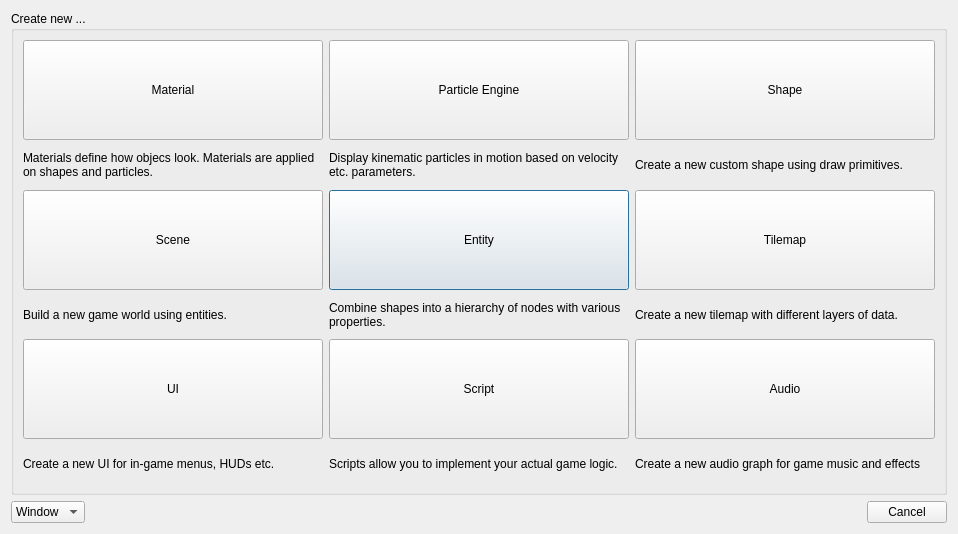
Above: editor/gui/dlgnew.ui from ensisoft/detonator before the change. Below: the same form after it.
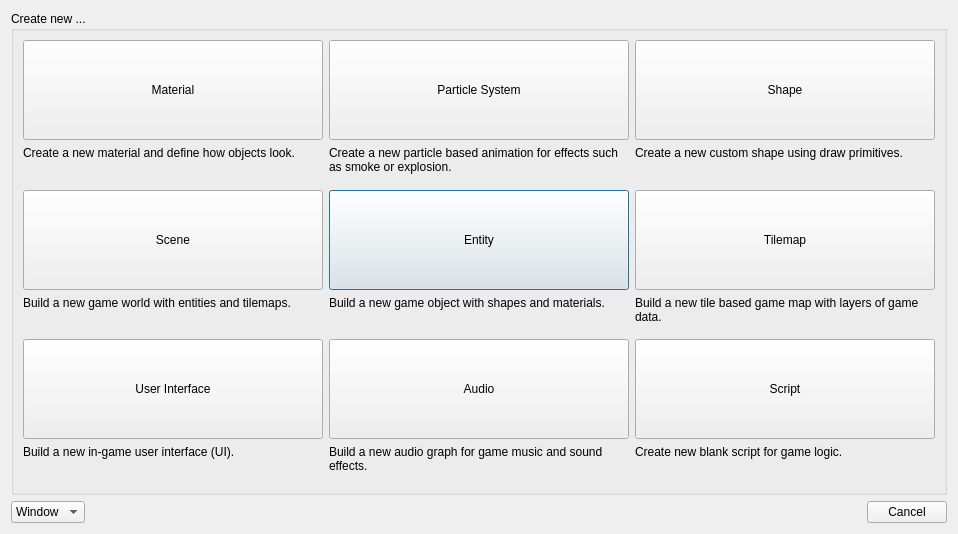
That is the form after the change. Icons and pictures are not drawn.

Commit message:
Update some UI actions with new icons and texts
Update some UI actions with new icons and texts.

```diff
--- a/editor/gui/dlgnew.ui
+++ b/editor/gui/dlgnew.ui
@@ -6,7 +6,7 @@
    <rect>
     <x>0</x>
     <y>0</y>
-    <width>924</width>
+    <width>936</width>
     <height>534</height>
    </rect>
   </property>
@@ -64,7 +64,10 @@
         <item>
          <widget class="QLabel" name="label_5">
           <property name="text">
-           <string>Combine shapes into a hierarchy of nodes with various properties.</string>
+           <string>Build a new game object with shapes and materials.</string>
+          </property>
+          <property name="alignment">
+           <set>Qt::AlignLeading|Qt::AlignLeft|Qt::AlignTop</set>
           </property>
           <property name="wordWrap">
            <bool>true</bool>
@@ -76,7 +79,7 @@
       <item row="4" column="1">
        <layout class="QVBoxLayout" name="verticalLayout_7">
         <item>
-         <widget class="QPushButton" name="btnScript">
+         <widget class="QPushButton" name="btnAudio">
           <property name="sizePolicy">
            <sizepolicy hsizetype="Minimum" vsizetype="Fixed">
             <horstretch>0</horstretch>
@@ -96,18 +99,30 @@
            </size>
           </property>
           <property name="text">
-           <string>Script</string>
+           <string>Audio</string>
           </property>
           <property name="icon">
            <iconset resource="../resource/resource.qrc">
-            <normaloff>:/16x16_ico_png/script.png</normaloff>:/16x16_ico_png/script.png</iconset>
+            <normaloff>:/32x32_ico_png/audio.png</normaloff>:/32x32_ico_png/audio.png</iconset>
+          </property>
+          <property name="iconSize">
+           <size>
+            <width>32</width>
+            <height>32</height>
+           </size>
+          </property>
+          <property name="shortcut">
+           <string>Ctrl+S, Ctrl+R, Ctrl+S</string>
           </property>
          </widget>
         </item>
         <item>
          <widget class="QLabel" name="label_3">
           <property name="text">
-           <string>Scripts allow you to implement your actual game logic.</string>
+           <string>Build a new audio graph for game music and sound effects.</string>
+          </property>
+          <property name="alignment">
+           <set>Qt::AlignLeading|Qt::AlignLeft|Qt::AlignTop</set>
           </property>
           <property name="wordWrap">
            <bool>true</bool>
@@ -162,7 +177,10 @@
            </sizepolicy>
           </property>
           <property name="text">
-           <string>Materials define how objecs look. Materials are applied on shapes and particles.</string>
+           <string>Create a new material and define how objects look.</string>
+          </property>
+          <property name="alignment">
+           <set>Qt::AlignLeading|Qt::AlignLeft|Qt::AlignTop</set>
           </property>
           <property name="wordWrap">
            <bool>true</bool>
@@ -194,18 +212,27 @@
            </size>
           </property>
           <property name="text">
-           <string>Particle Engine</string>
+           <string>Particle System</string>
           </property>
           <property name="icon">
            <iconset resource="../resource/resource.qrc">
-            <normaloff>:/16x16_ico_png/particle.png</normaloff>:/16x16_ico_png/particle.png</iconset>
+            <normaloff>:/32x32_ico_png/particle.png</normaloff>:/32x32_ico_png/particle.png</iconset>
+          </property>
+          <property name="iconSize">
+           <size>
+            <width>32</width>
+            <height>32</height>
+           </size>
           </property>
          </widget>
         </item>
         <item>
          <widget class="QLabel" name="label_2">
           <property name="text">
-           <string>Display kinematic particles in motion based on velocity etc. parameters.</string>
+           <string>Create a new particle based animation for effects such as smoke or explosion.</string>
+          </property>
+          <property name="alignment">
+           <set>Qt::AlignLeading|Qt::AlignLeft|Qt::AlignTop</set>
           </property>
           <property name="wordWrap">
            <bool>true</bool>
@@ -248,7 +275,10 @@
         <item>
          <widget class="QLabel" name="label_6">
           <property name="text">
-           <string>Build a new game world using entities.</string>
+           <string>Build a new game world with entities and tilemaps.</string>
+          </property>
+          <property name="alignment">
+           <set>Qt::AlignLeading|Qt::AlignLeft|Qt::AlignTop</set>
           </property>
           <property name="wordWrap">
            <bool>true</bool>
@@ -291,7 +321,10 @@
         <item>
          <widget class="QLabel" name="label_10">
           <property name="text">
-           <string>Create a new tilemap with different layers of data.</string>
+           <string>Build a new tile based game map with layers of game data.</string>
+          </property>
+          <property name="alignment">
+           <set>Qt::AlignLeading|Qt::AlignLeft|Qt::AlignTop</set>
           </property>
           <property name="wordWrap">
            <bool>true</bool>
@@ -323,18 +356,30 @@
            </size>
           </property>
           <property name="text">
-           <string>UI</string>
+           <string>User Interface</string>
           </property>
           <property name="icon">
            <iconset resource="../resource/resource.qrc">
-            <normaloff>:/16x16_ico_png/ui.png</normaloff>:/16x16_ico_png/ui.png</iconset>
+            <normaloff>:/32x32_ico_png/ui.png</normaloff>:/32x32_ico_png/ui.png</iconset>
+          </property>
+          <property name="iconSize">
+           <size>
+            <width>32</width>
+            <height>32</height>
+           </size>
+          </property>
+          <property name="shortcut">
+           <string/>
           </property>
          </widget>
         </item>
         <item>
          <widget class="QLabel" name="label_8">
           <property name="text">
-           <string>Create a new UI for in-game menus, HUDs etc.</string>
+           <string>Build a new in-game user interface (UI).</string>
+          </property>
+          <property name="alignment">
+           <set>Qt::AlignLeading|Qt::AlignLeft|Qt::AlignTop</set>
           </property>
           <property name="wordWrap">
            <bool>true</bool>
@@ -346,7 +391,7 @@
       <item row="4" column="2">
        <layout class="QVBoxLayout" name="verticalLayout_9">
         <item>
-         <widget class="QPushButton" name="btnAudio">
+         <widget class="QPushButton" name="btnScript">
           <property name="sizePolicy">
            <sizepolicy hsizetype="Minimum" vsizetype="Fixed">
             <horstretch>0</horstretch>
@@ -366,18 +411,30 @@
            </size>
           </property>
           <property name="text">
-           <string>Audio</string>
+           <string>Script</string>
           </property>
           <property name="icon">
            <iconset resource="../resource/resource.qrc">
-            <normaloff>:/16x16_ico_png/audio.png</normaloff>:/16x16_ico_png/audio.png</iconset>
+            <normaloff>:/32x32_ico_png/script.png</normaloff>:/32x32_ico_png/script.png</iconset>
+          </property>
+          <property name="iconSize">
+           <size>
+            <width>32</width>
+            <height>32</height>
+           </size>
+          </property>
+          <property name="shortcut">
+           <string>Ctrl+S</string>
           </property>
          </widget>
         </item>
         <item>
          <widget class="QLabel" name="label_9">
           <property name="text">
-           <string>Create a new audio graph for game music and effects</string>
+           <string>Create new blank script for game logic.</string>
+          </property>
+          <property name="alignment">
+           <set>Qt::AlignLeading|Qt::AlignLeft|Qt::AlignTop</set>
           </property>
           <property name="wordWrap">
            <bool>true</bool>
@@ -422,6 +479,9 @@
           <property name="text">
            <string>Create a new custom shape using draw primitives.</string>
           </property>
+          <property name="alignment">
+           <set>Qt::AlignLeading|Qt::AlignLeft|Qt::AlignTop</set>
+          </property>
           <property name="wordWrap">
            <bool>true</bool>
           </property>
```
Left out of the diff: 46 changed lines with no effect on the pictures. The commit also changes 23 other files.
